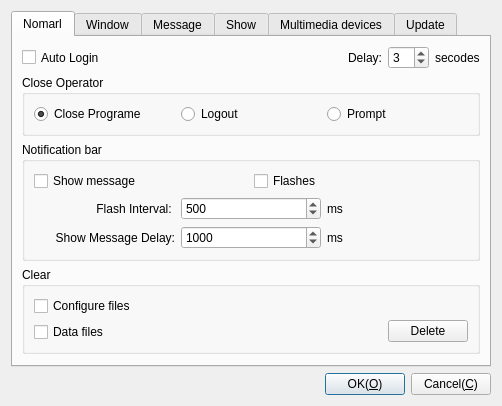
First picture: the form in Src/Widgets/DlgOptions/DlgOptions.ui, repository KangLin/RabbitIm, before the edit.
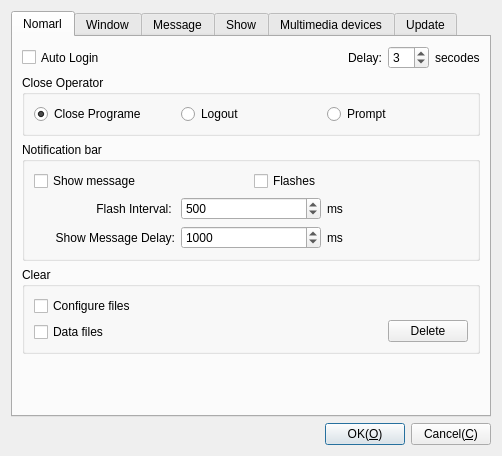
Second picture: the form after the edit. Icons and pictures are not drawn.

What changed in the file:
```diff
--- a/Src/Widgets/DlgOptions/DlgOptions.ui
+++ b/Src/Widgets/DlgOptions/DlgOptions.ui
@@ -7,7 +7,7 @@
     <x>0</x>
     <y>0</y>
     <width>502</width>
-    <height>406</height>
+    <height>456</height>
    </rect>
   </property>
   <property name="windowTitle">
```
Left out of the diff: 10 changed lines with no effect on the pictures.
